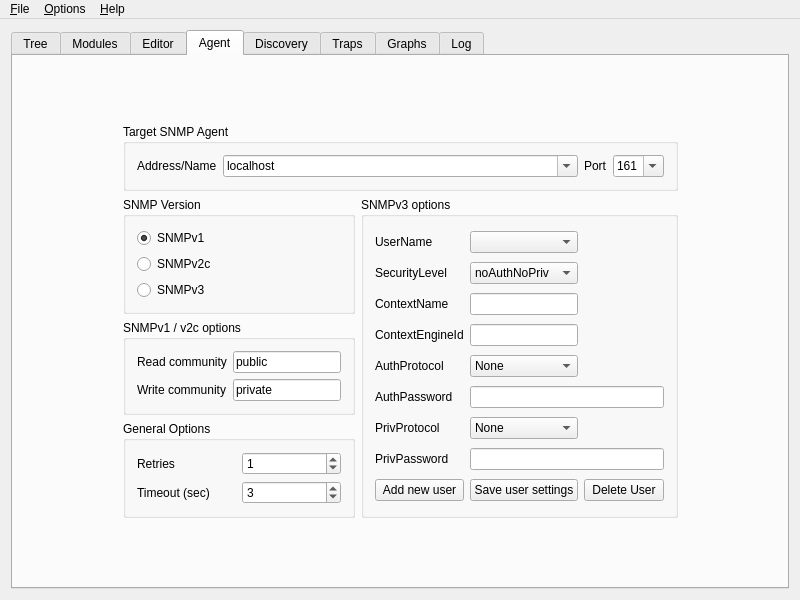
First picture: the form in app/mainw.ui, repository verrio/snmpb, before the edit.
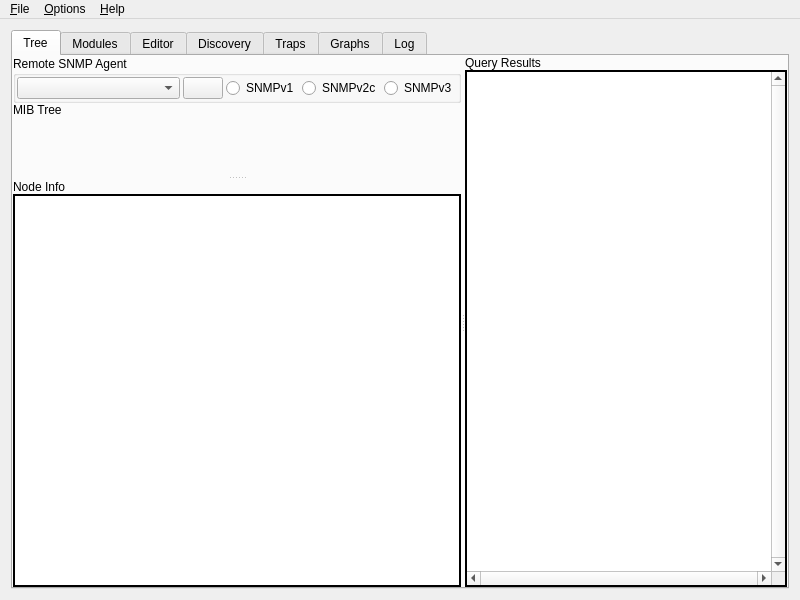
Second picture: the form after the edit. The open tabs and pages were chosen to show the change. Icons and pictures are not drawn. Custom widgets are drawn as their Qt base class.

Commit message: Removed Agent tab! ... now using agent profiles framework ...

What changed in the file:
```diff
--- a/app/mainw.ui
+++ b/app/mainw.ui
@@ -702,528 +702,6 @@
         </item>
        </layout>
       </widget>
-      <widget class="QWidget" name="AgentTab" >
-       <attribute name="title" >
-        <string>Agent</string>
-       </attribute>
-       <layout class="QGridLayout" >
-        <property name="margin" >
-         <number>0</number>
-        </property>
-        <property name="spacing" >
-         <number>6</number>
-        </property>
-        <item row="1" column="1" >
-         <layout class="QGridLayout" >
-          <property name="margin" >
-           <number>0</number>
-          </property>
-          <property name="spacing" >
-           <number>6</number>
-          </property>
-          <item rowspan="3" row="1" column="1" >
-           <widget class="QGroupBox" name="V3Options" >
-            <property name="enabled" >
-             <bool>true</bool>
-            </property>
-            <property name="title" >
-             <string>SNMPv3 options</string>
-            </property>
-            <layout class="QGridLayout" >
-             <property name="margin" >
-              <number>11</number>
-             </property>
-             <property name="spacing" >
-              <number>6</number>
-             </property>
-             <item row="0" column="1" >
-              <widget class="QComboBox" name="UserName" />
-             </item>
-             <item row="1" column="1" >
-              <widget class="QComboBox" name="SecLevel" >
-               <item>
-                <property name="text" >
-                 <string>noAuthNoPriv</string>
-                </property>
-               </item>
-               <item>
-                <property name="text" >
-                 <string>authNoPriv</string>
-                </property>
-               </item>
-               <item>
-                <property name="text" >
-                 <string>authPriv</string>
-                </property>
-               </item>
-              </widget>
-             </item>
-             <item row="1" column="0" >
-              <widget class="QLabel" name="SecLevelL" >
-               <property name="text" >
-                <string>SecurityLevel</string>
-               </property>
-              </widget>
-             </item>
-             <item row="2" column="0" >
-              <widget class="QLabel" name="ContextNameL" >
-               <property name="toolTip" >
-                <string>Can be left empty</string>
-               </property>
-               <property name="text" >
-                <string>ContextName</string>
-               </property>
-              </widget>
-             </item>
-             <item row="3" column="0" >
-              <widget class="QLabel" name="EngineIDL" >
-               <property name="toolTip" >
-                <string>Can be left empty</string>
-               </property>
-               <property name="text" >
-                <string>ContextEngineId</string>
-               </property>
-              </widget>
-             </item>
-             <item row="2" column="1" >
-              <widget class="QLineEdit" name="ContextName" />
-             </item>
-             <item row="3" column="1" >
-              <widget class="QLineEdit" name="EngineID" />
-             </item>
-             <item row="0" column="0" >
-              <widget class="QLabel" name="UserNameL" >
-               <property name="text" >
-                <string>UserName</string>
-               </property>
-              </widget>
-             </item>
-             <item row="4" column="0" >
-              <widget class="QLabel" name="AuthProtocolL" >
-               <property name="text" >
-                <string>AuthProtocol</string>
-               </property>
-              </widget>
-             </item>
-             <item row="5" column="0" >
-              <widget class="QLabel" name="AuthPassL" >
-               <property name="text" >
-                <string>AuthPassword</string>
-               </property>
-              </widget>
-             </item>
-             <item row="7" column="0" >
-              <widget class="QLabel" name="PrivPassL" >
-               <property name="text" >
-                <string>PrivPassword</string>
-               </property>
-              </widget>
-             </item>
-             <item row="6" column="0" >
-              <widget class="QLabel" name="PrivProtocolL" >
-               <property name="text" >
-                <string>PrivProtocol</string>
-               </property>
-              </widget>
-             </item>
-             <item row="4" column="1" >
-              <widget class="QComboBox" name="AuthProtocol" >
-               <item>
-                <property name="text" >
-                 <string>None</string>
-                </property>
-               </item>
-               <item>
-                <property name="text" >
-                 <string>HMAC-MD5</string>
-                </property>
-               </item>
-               <item>
-                <property name="text" >
-                 <string>HMAC-SHA</string>
-                </property>
-               </item>
-              </widget>
-             </item>
-             <item row="5" column="1" colspan="2" >
-              <widget class="QLineEdit" name="AuthPass" >
-               <property name="echoMode" >
-                <enum>QLineEdit::Password</enum>
-               </property>
-              </widget>
-             </item>
-             <item row="6" column="1" >
-              <widget class="QComboBox" name="PrivProtocol" >
-               <item>
-                <property name="text" >
-                 <string>None</string>
-                </property>
-               </item>
-               <item>
-                <property name="text" >
-                 <string>DES</string>
-                </property>
-               </item>
-               <item>
-                <property name="text" >
-                 <string>IDEA</string>
-                </property>
-               </item>
-               <item>
-                <property name="text" >
-                 <string>AES128</string>
-                </property>
-               </item>
-               <item>
-                <property name="text" >
-                 <string>AES196</string>
-                </property>
-               </item>
-               <item>
-                <property name="text" >
-                 <string>AES256</string>
-                </property>
-               </item>
-              </widget>
-             </item>
-             <item row="7" column="1" colspan="2" >
-              <widget class="QLineEdit" name="PrivPass" >
-               <property name="echoMode" >
-                <enum>QLineEdit::Password</enum>
-               </property>
-              </widget>
-             </item>
-             <item row="8" column="2" >
-              <widget class="QPushButton" name="DeleteUser" >
-               <property name="toolTip" >
-                <string>Delete the selected user</string>
-               </property>
-               <property name="text" >
-                <string>Delete User</string>
-               </property>
-              </widget>
-             </item>
-             <item row="8" column="0" >
-              <widget class="QPushButton" name="AddUser" >
-               <property name="text" >
-                <string>Add new user</string>
-               </property>
-              </widget>
-             </item>
-             <item row="8" column="1" >
-              <widget class="QPushButton" name="SaveUser" >
-               <property name="text" >
-                <string>Save user settings</string>
-               </property>
-              </widget>
-             </item>
-            </layout>
-           </widget>
-          </item>
-          <item row="0" column="0" colspan="2" >
-           <widget class="QGroupBox" name="TargetAgent" >
-            <property name="title" >
-             <string>Target SNMP Agent</string>
-            </property>
-            <layout class="QHBoxLayout" >
-             <property name="margin" >
-              <number>11</number>
-             </property>
-             <property name="spacing" >
-              <number>6</number>
-             </property>
-             <item>
-              <widget class="QLabel" name="AddressL" >
-               <property name="text" >
-                <string>Address/Name</string>
-               </property>
-              </widget>
-             </item>
-             <item>
-              <widget class="QComboBox" name="Address" >
-               <property name="sizePolicy" >
-                <sizepolicy>
-                 <hsizetype>7</hsizetype>
-                 <vsizetype>0</vsizetype>
-                 <horstretch>0</horstretch>
-                 <verstretch>0</verstretch>
-                </sizepolicy>
-               </property>
-               <property name="maximumSize" >
-                <size>
-                 <width>32767</width>
-                 <height>32767</height>
-                </size>
-               </property>
-               <property name="editable" >
-                <bool>true</bool>
-               </property>
-               <item>
-                <property name="text" >
-                 <string>localhost</string>
-                </property>
-               </item>
-              </widget>
-             </item>
-             <item>
-              <widget class="QLabel" name="PortL" >
-               <property name="text" >
-                <string>Port</string>
-               </property>
-              </widget>
-             </item>
-             <item>
-              <widget class="QComboBox" name="Port" >
-               <property name="sizePolicy" >
-                <sizepolicy>
-                 <hsizetype>1</hsizetype>
-                 <vsizetype>0</vsizetype>
-                 <horstretch>0</horstretch>
-                 <verstretch>254</verstretch>
-                </sizepolicy>
-               </property>
-               <property name="maximumSize" >
-                <size>
-                 <width>32767</width>
-                 <height>32767</height>
-                </size>
-               </property>
-               <property name="editable" >
-                <bool>true</bool>
-               </property>
-               <property name="currentIndex" >
-                <number>0</number>
-               </property>
-               <property name="duplicatesEnabled" >
-                <bool>false</bool>
-               </property>
-               <item>
-                <property name="text" >
-                 <string>161</string>
-                </property>
-               </item>
-              </widget>
-             </item>
-            </layout>
-           </widget>
-          </item>
-          <item row="3" column="0" >
-           <widget class="QGroupBox" name="GeneralOptions" >
-            <property name="title" >
-             <string>General Options</string>
-            </property>
-            <layout class="QGridLayout" >
-             <property name="margin" >
-              <number>11</number>
-             </property>
-             <property name="spacing" >
-              <number>6</number>
-             </property>
-             <item row="1" column="0" >
-              <widget class="QLabel" name="TimeoutL" >
-               <property name="text" >
-                <string>Timeout (sec)</string>
-               </property>
-              </widget>
-             </item>
-             <item row="0" column="0" >
-              <widget class="QLabel" name="RetriesL" >
-               <property name="text" >
-                <string>Retries</string>
-               </property>
-              </widget>
-             </item>
-             <item row="0" column="1" >
-              <widget class="QSpinBox" name="Retries" >
-               <property name="maximum" >
-                <number>10</number>
-               </property>
-               <property name="value" >
-                <number>1</number>
-               </property>
-              </widget>
-             </item>
-             <item row="1" column="1" >
-              <widget class="QSpinBox" name="Timeout" >
-               <property name="maximum" >
-                <number>20</number>
-               </property>
-               <property name="minimum" >
-                <number>0</number>
-               </property>
-               <property name="value" >
-                <number>3</number>
-               </property>
-              </widget>
-             </item>
-            </layout>
-           </widget>
-          </item>
-          <item row="1" column="0" >
-           <widget class="QGroupBox" name="Version" >
-            <property name="toolTip" >
-             <string>Select the SNMP version to use</string>
-            </property>
-            <property name="title" >
-             <string>SNMP Version</string>
-            </property>
-            <property name="flat" >
-             <bool>false</bool>
-            </property>
-            <property name="checkable" >
-             <bool>false</bool>
-            </property>
-            <property name="checked" >
-             <bool>false</bool>
-            </property>
-            <layout class="QVBoxLayout" >
-             <property name="margin" >
-              <number>11</number>
-             </property>
-             <property name="spacing" >
-              <number>6</number>
-             </property>
-             <item>
-              <widget class="QRadioButton" name="V1" >
-               <property name="text" >
-                <string>SNMPv1</string>
-               </property>
-               <property name="checked" >
-                <bool>true</bool>
-               </property>
-              </widget>
-             </item>
-             <item>
-              <widget class="QRadioButton" name="V2" >
-               <property name="text" >
-                <string>SNMPv2c</string>
-               </property>
-              </widget>
-             </item>
-             <item>
-              <widget class="QRadioButton" name="V3" >
-               <property name="text" >
-                <string>SNMPv3</string>
-               </property>
-              </widget>
-             </item>
-            </layout>
-           </widget>
-          </item>
-          <item row="2" column="0" >
-           <widget class="QGroupBox" name="V1V2cOptions" >
-            <property name="toolTip" >
-             <string>Here options specific to SNMPv1/v2c can be entered</string>
-            </property>
-            <property name="title" >
-             <string>SNMPv1 / v2c options</string>
-            </property>
-            <layout class="QGridLayout" >
-             <property name="margin" >
-              <number>11</number>
-             </property>
-             <property name="spacing" >
-              <number>6</number>
-             </property>
-             <item row="0" column="1" >
-              <widget class="QLineEdit" name="ReadComm" >
-               <property name="text" >
-                <string>public</string>
-               </property>
-              </widget>
-             </item>
-             <item row="0" column="0" >
-              <widget class="QLabel" name="ReadCommL" >
-               <property name="text" >
-                <string>Read community</string>
-               </property>
-              </widget>
-             </item>
-             <item row="1" column="1" >
-              <widget class="QLineEdit" name="WriteComm" >
-               <property name="text" >
-                <string>private</string>
-               </property>
-              </widget>
-             </item>
-             <item row="1" column="0" >
-              <widget class="QLabel" name="WriteCommL" >
-               <property name="text" >
-                <string>Write community</string>
-               </property>
-              </widget>
-             </item>
-            </layout>
-           </widget>
-          </item>
-         </layout>
-        </item>
-        <item row="0" column="1" >
-         <spacer>
-          <property name="orientation" >
-           <enum>Qt::Vertical</enum>
-          </property>
-          <property name="sizeType" >
-           <enum>QSizePolicy::Expanding</enum>
-          </property>
-          <property name="sizeHint" >
-           <size>
-            <width>20</width>
-            <height>80</height>
-           </size>
-          </property>
-         </spacer>
-        </item>
-        <item row="2" column="1" >
-         <spacer>
-          <property name="orientation" >
-           <enum>Qt::Vertical</enum>
-          </property>
-          <property name="sizeType" >
-           <enum>QSizePolicy::Expanding</enum>
-          </property>
-          <property name="sizeHint" >
-           <size>
-            <width>20</width>
-            <height>80</height>
-           </size>
-          </property>
-         </spacer>
-        </item>
-        <item row="1" column="0" >
-         <spacer>
-          <property name="orientation" >
-           <enum>Qt::Horizontal</enum>
-          </property>
-          <property name="sizeType" >
-           <enum>QSizePolicy::Expanding</enum>
-          </property>
-          <property name="sizeHint" >
-           <size>
-            <width>100</width>
-            <height>20</height>
-           </size>
-          </property>
-         </spacer>
-        </item>
-        <item row="1" column="2" >
-         <spacer>
-          <property name="orientation" >
-           <enum>Qt::Horizontal</enum>
-          </property>
-          <property name="sizeType" >
-           <enum>QSizePolicy::Expanding</enum>
-          </property>
-          <property name="sizeHint" >
-           <size>
-            <width>80</width>
-            <height>20</height>
-           </size>
-          </property>
-         </spacer>
-        </item>
-       </layout>
-      </widget>
       <widget class="QWidget" name="DiscoveryTab" >
        <attribute name="title" >
         <string>Discovery</string>
@@ -2225,6 +1703,12 @@
  </widget>
  <layoutdefault spacing="6" margin="11" />
  <customwidgets>
+  <customwidget>
+   <class>MibView</class>
+   <extends>QWidget</extends>
+   <header>mibview.h</header>
+   <container>1</container>
+  </customwidget>
   <customwidget>
    <class>MarkerWidget</class>
    <extends>QWidget</extends>
@@ -2255,12 +1739,6 @@
    <header>mibview.h</header>
    <container>1</container>
   </customwidget>
-  <customwidget>
-   <class>MibView</class>
-   <extends>QWidget</extends>
-   <header>mibview.h</header>
-   <container>1</container>
-  </customwidget>
  </customwidgets>
  <resources>
   <include location="snmpb.qrc" />
```
The commit also changes 6 other files.
